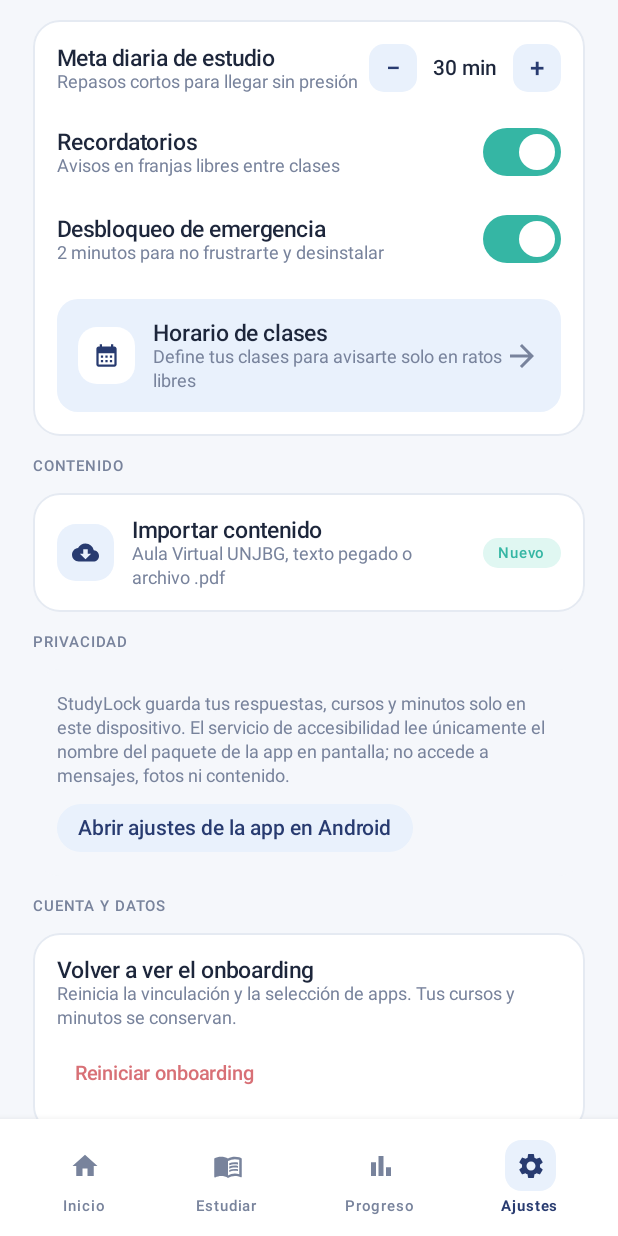
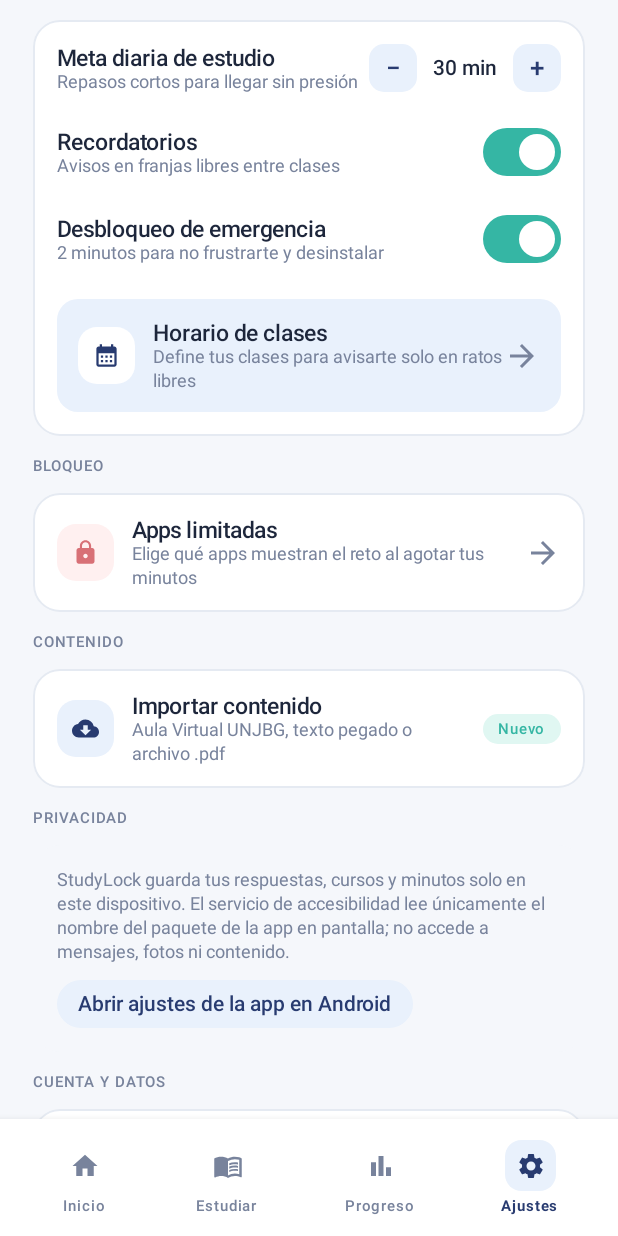
Before and after one commit to Focusergon/StudyLock, an Android app built with Jetpack Compose: the SettingsScreen screen opened through its navigation route, scrolled down 522 dp, on a phone screen of 412 x 824 dp. Run offline under Robolectric (Android 15) with nearby library versions, the phone set to English and light mode, and no system bars.

Commit message:
fix(home): la tarjeta Apps limitadas abre la gestion de apps
- Nueva ruta BLOCKED_APPS que reutiliza AppSelectionScreen
- La tarjeta del Inicio ya no lleva a Cursos por error
- Nueva entrada 'Apps limitadas' en Ajustes (seccion Bloqueo)

```diff
--- a/app/src/main/java/pe/edu/unjbg/studylock/feature/home/HomeScreen.kt
+++ b/app/src/main/java/pe/edu/unjbg/studylock/feature/home/HomeScreen.kt
@@ -64,6 +64,7 @@ fun HomeScreen(
     onStartReview: (String) -> Unit,
     onOpenAccess: () -> Unit,
     onBrowseCourses: () -> Unit,
+    onBlockedApps: () -> Unit,
 ) {
     val dashboard = ui.dashboard
     val accessStore = LocalAppGraph.current.accessStore
@@ -232,7 +233,7 @@ fun HomeScreen(
             }
 
             item {
-                SlCard(onClick = onBrowseCourses) {
+                SlCard(onClick = onBlockedApps) {
                     Row(verticalAlignment = Alignment.CenterVertically) {
                         SlIconBadge(Icons.Filled.Lock, SlColors.Danger, SlColors.DangerSoft)
                         Spacer(Modifier.width(12.dp))
--- a/app/src/main/java/pe/edu/unjbg/studylock/feature/settings/SettingsScreen.kt
+++ b/app/src/main/java/pe/edu/unjbg/studylock/feature/settings/SettingsScreen.kt
@@ -51,7 +51,7 @@ import pe.edu.unjbg.studylock.core.util.PermissionUtils
 import pe.edu.unjbg.studylock.ui.rememberPermissionStatus
 
 @Composable
-fun SettingsScreen(viewModel: SettingsViewModel, onImport: () -> Unit, onSchedule: () -> Unit, onResetOnboarding: () -> Unit) {
+fun SettingsScreen(viewModel: SettingsViewModel, onImport: () -> Unit, onSchedule: () -> Unit, onBlockedApps: () -> Unit, onResetOnboarding: () -> Unit) {
     val context = LocalContext.current
     val ui by viewModel.ui.collectAsStateWithLifecycle()
     val permissions = rememberPermissionStatus()
@@ -235,6 +235,34 @@ fun SettingsScreen(viewModel: SettingsViewModel, onImport: () -> Unit, onSchedul
 
             item {
                 Spacer(Modifier.height(2.dp))
+                SlSectionLabel("Bloqueo")
+            }
+
+            item {
+                SlCard(onClick = onBlockedApps) {
+                    Row(verticalAlignment = Alignment.CenterVertically) {
+                        SlIconBadge(
+                            icon = Icons.Filled.Lock,
+                            tint = SlColors.Danger,
+                            background = SlColors.DangerSoft,
+                            size = 38.dp,
+                        )
+                        Spacer(Modifier.width(12.dp))
+                        Column(modifier = Modifier.weight(1f)) {
+                            Text("Apps limitadas", style = MaterialTheme.typography.titleSmall, color = SlColors.Ink)
+                            Text(
+                                "Elige qué apps muestran el reto al agotar tus minutos",
+                                style = MaterialTheme.typography.bodySmall,
+                                color = SlColors.Muted,
+                            )
+                        }
+                        Icon(Icons.AutoMirrored.Filled.ArrowForward, contentDescription = null, tint = SlColors.Muted)
+                    }
+                }
+            }
+
+            item {
+                Spacer(Modifier.height(2.dp))
                 SlSectionLabel("Contenido")
             }
 
--- a/app/src/main/java/pe/edu/unjbg/studylock/navigation/Routes.kt
+++ b/app/src/main/java/pe/edu/unjbg/studylock/navigation/Routes.kt
@@ -13,6 +13,7 @@ object Routes {
 
     const val IMPORT = "import"
     const val SCHEDULE = "schedule"
+    const val BLOCKED_APPS = "blocked_apps"
 
     const val COURSE_DETAIL = "course/{courseId}"
     const val START_REVIEW = "start_review/{courseId}"
```
Also changed, not shown: app/src/main/java/pe/edu/unjbg/studylock/navigation/StudyLockRoot.kt (+13 -0 lines).
